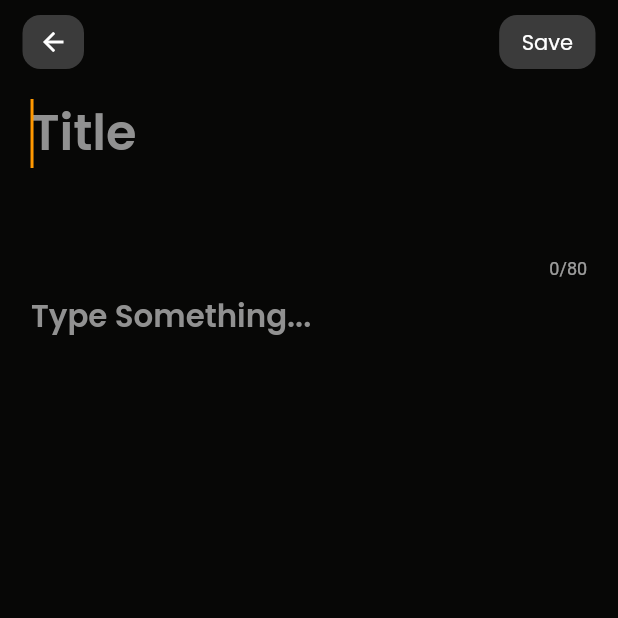
After one commit to mateendev3/Notes-Keeper, a Flutter app: the screen it shows after launch, after a tap on the "add" icon, on a phone screen of 412 x 824 dp, the top half of it. The commit adds this screen. Run offline on Flutter 3.47's test engine with Material 2 defaults, Android fonts, the phone set to English and light mode, and no system bars; our stand-ins replace flutter_svg, google_fonts, sqflite; accounts and stored records are empty.

Commit message:
Refactor widgets in 'add_update_note_screen' and 'home_screen'

```diff
--- a/lib/screens/add_update_note_screen.dart
+++ b/lib/screens/add_update_note_screen.dart
@@ -1,7 +1,8 @@
 import 'package:flutter/material.dart';
-import '../utils/color_constants.dart';
 import 'components/action_button_widget.dart';
 import 'components/action_icon_widget.dart';
+import 'components/description_text_field_widget.dart';
+import 'components/title_text_field_widget.dart';
 
 class AddUpdateNoteScreen extends StatefulWidget {
   const AddUpdateNoteScreen({Key? key}) : super(key: key);
@@ -18,14 +19,7 @@ class _AddUpdateNoteScreenState extends State<AddUpdateNoteScreen> {
     _size = MediaQuery.of(context).size;
     return Scaffold(
       appBar: _buildAppBar(),
-      body: Padding(
-        padding: EdgeInsets.only(
-          left: _size.height * 0.015,
-          right: _size.height * 0.015,
-          bottom: _size.height * 0.015,
-        ),
-        child: _buildBody(),
-      ),
+      body: _buildBody(),
     );
   }
 
@@ -48,62 +42,20 @@ class _AddUpdateNoteScreenState extends State<AddUpdateNoteScreen> {
   }
 
   Widget _buildBody() {
-    return Column(
-      children: [
-        _buildTitleTextField(),
-        Expanded(
-          child: _buildDescriptionTextField(),
-        ),
-      ],
-    );
-  }
-
-  TextFormField _buildTitleTextField() {
-    return TextFormField(
-      selectionControls: MaterialTextSelectionControls(),
-      autofocus: true,
-      maxLength: 80,
-      maxLines: 2,
-      decoration: InputDecoration(
-        hintText: 'Title',
-        hintStyle: Theme.of(context).textTheme.headline1!.copyWith(
-              color: AppColors.lightGray,
-              fontSize: _size.width * 0.08,
-            ),
-        contentPadding: EdgeInsets.symmetric(
-          vertical: _size.width * 0.02,
-          horizontal: _size.width * 0.02,
-        ),
-        border: InputBorder.none,
+    return Padding(
+      padding: EdgeInsets.only(
+        left: _size.height * 0.015,
+        right: _size.height * 0.015,
+        bottom: _size.height * 0.015,
       ),
-      style: Theme.of(context).textTheme.bodyText1!.copyWith(
-            color: AppColors.white,
-            fontSize: _size.width * 0.08,
-            fontWeight: FontWeight.w500,
+      child: Column(
+        children: [
+          TitleTextField(size: _size),
+          Expanded(
+            child: DescriptionTextField(size: _size),
           ),
-    );
-  }
-
-  TextFormField _buildDescriptionTextField() {
-    return TextFormField(
-      selectionControls: MaterialTextSelectionControls(),
-      keyboardType: TextInputType.multiline,
-      maxLines: null,
-      decoration: InputDecoration(
-        hintText: 'Type Something...',
-        hintStyle: Theme.of(context).textTheme.headline1!.copyWith(
-              color: AppColors.lightGray,
-              fontSize: _size.width * 0.05,
-            ),
-        contentPadding: EdgeInsets.symmetric(
-          vertical: _size.width * 0.02,
-          horizontal: _size.width * 0.02,
-        ),
-        border: InputBorder.none,
+        ],
       ),
-      style: Theme.of(context).textTheme.bodyText1!.copyWith(
-            fontSize: _size.width * 0.05,
-          ),
     );
   }
 }
--- /dev/null
+++ b/lib/screens/components/description_text_field_widget.dart
@@ -0,0 +1,34 @@
+import 'package:flutter/material.dart';
+import '../../utils/color_constants.dart';
+
+class DescriptionTextField extends StatelessWidget {
+  const DescriptionTextField({Key? key, required Size size})
+      : _size = size,
+        super(key: key);
+
+  final Size _size;
+
+  @override
+  Widget build(BuildContext context) {
+    return TextFormField(
+      selectionControls: MaterialTextSelectionControls(),
+      keyboardType: TextInputType.multiline,
+      maxLines: null,
+      decoration: InputDecoration(
+        hintText: 'Type Something...',
+        hintStyle: Theme.of(context).textTheme.headline1!.copyWith(
+              color: AppColors.lightGray,
+              fontSize: _size.width * 0.05,
+            ),
+        contentPadding: EdgeInsets.symmetric(
+          vertical: _size.width * 0.02,
+          horizontal: _size.width * 0.02,
+        ),
+        border: InputBorder.none,
+      ),
+      style: Theme.of(context).textTheme.bodyText1!.copyWith(
+            fontSize: _size.width * 0.05,
+          ),
+    );
+  }
+}
--- /dev/null
+++ b/lib/screens/components/title_text_field_widget.dart
@@ -0,0 +1,37 @@
+import 'package:flutter/material.dart';
+import '../../utils/color_constants.dart';
+
+class TitleTextField extends StatelessWidget {
+  const TitleTextField({Key? key, required Size size})
+      : _size = size,
+        super(key: key);
+
+  final Size _size;
+
+  @override
+  Widget build(BuildContext context) {
+    return TextFormField(
+      selectionControls: MaterialTextSelectionControls(),
+      autofocus: true,
+      maxLength: 80,
+      maxLines: 2,
+      decoration: InputDecoration(
+        hintText: 'Title',
+        hintStyle: Theme.of(context).textTheme.headline1!.copyWith(
+              color: AppColors.lightGray,
+              fontSize: _size.width * 0.08,
+            ),
+        contentPadding: EdgeInsets.symmetric(
+          vertical: _size.width * 0.02,
+          horizontal: _size.width * 0.02,
+        ),
+        border: InputBorder.none,
+      ),
+      style: Theme.of(context).textTheme.bodyText1!.copyWith(
+            color: AppColors.white,
+            fontSize: _size.width * 0.08,
+            fontWeight: FontWeight.w500,
+          ),
+    );
+  }
+}
--- a/lib/screens/home_screen.dart
+++ b/lib/screens/home_screen.dart
@@ -47,7 +47,7 @@ class _HomeScreenState extends State<HomeScreen> {
     _size = MediaQuery.of(context).size;
     return Scaffold(
       appBar: _buildAppBar(),
-      body: _buildBodyParent(),
+      body: _buildBody(),
       floatingActionButton: _buildAddNoteFAB(),
     );
   }
@@ -74,19 +74,14 @@ class _HomeScreenState extends State<HomeScreen> {
     );
   }
 
-  Widget _buildBodyParent() {
+  Widget _buildBody() {
     return Padding(
       padding: EdgeInsets.only(
         left: _size.height * 0.015,
         right: _size.height * 0.015,
         bottom: _size.height * 0.015,
       ),
-      child: _buildBody(),
-    );
-  }
-
-  Widget _buildBody() {
-    return Column(
+      child: Column(
         crossAxisAlignment: CrossAxisAlignment.start,
         children: [
           Padding(
@@ -150,6 +145,7 @@ class _HomeScreenState extends State<HomeScreen> {
                 : _buildListOrEmpty(),
           ),
         ],
+      ),
     );
   }
 
```
Lines whose indentation alone changed are shown as unchanged.
